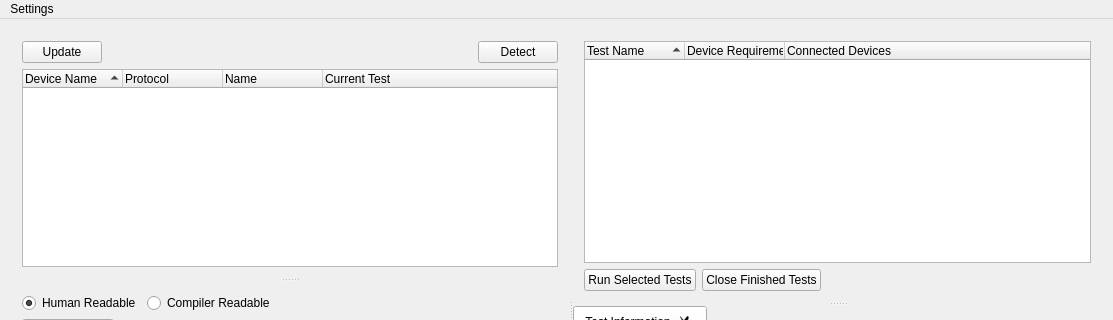
Old version of the form src/Windows/mainwindow.ui in the repository Crystal-Photonics/crystalTestFrameworkApp; both pictures show x 0 to 1113 and y 0 to 320 of the 1113 by 599 pixel window.
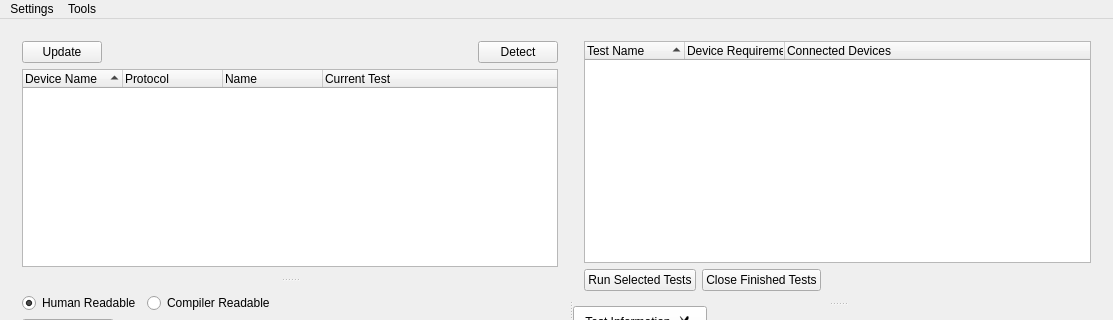
New version of the form.

The edit to the form file:
```diff
--- a/src/Windows/mainwindow.ui
+++ b/src/Windows/mainwindow.ui
@@ -283,7 +283,14 @@
     <addaction name="actionPaths"/>
     <addaction name="actionHotkey"/>
    </widget>
+   <widget class="QMenu" name="menuTools">
+    <property name="title">
+     <string>Tools</string>
+    </property>
+    <addaction name="actionDummy_Data_Creator_for_print_templates"/>
+   </widget>
    <addaction name="menuSettings"/>
+   <addaction name="menuTools"/>
   </widget>
   <action name="actionPaths">
    <property name="text">
```
Left out of the diff: 5 changed lines with no effect on the pictures.
